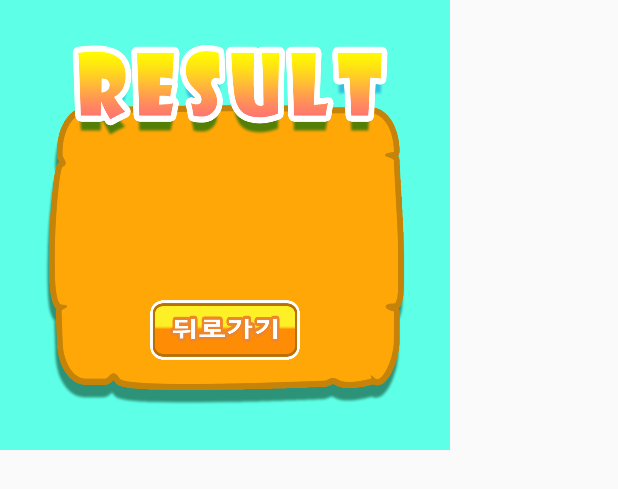
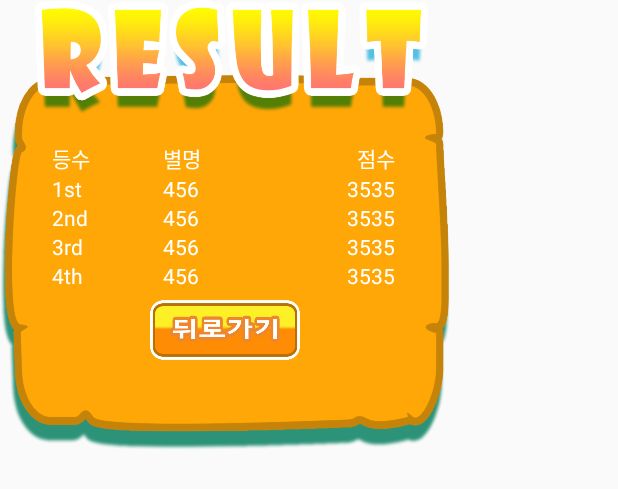
Before and after one commit to Team-FryPan/FryingPan, an Android app: the layout dialog_result.xml on its own in the app's theme, with its tools: preview values and no code run, on a phone screen of 412 x 824 dp. Shown: the top 489 px of the screen. Run offline under Robolectric (Android 15) with nearby library versions, the phone set to English and light mode, and no system bars.

Commit message:
인게임 빨리 해....

```diff
--- a/app/src/main/AndroidManifest.xml
+++ b/app/src/main/AndroidManifest.xml
@@ -1,6 +1,6 @@
 <?xml version="1.0" encoding="utf-8"?>
 <manifest xmlns:android="http://schemas.android.com/apk/res/android"
-    package="net.cloudapp.eggfry.frypan">
+    package="net.cloudapp.eggfry.frypan" >
 
     <uses-permission android:name="android.permission.INTERNET" />
 
@@ -38,6 +38,8 @@
         <activity
             android:name=".ResultActivity"
             android:theme="@style/FullscreenTheme" />
+        <activity android:name=".RankActivity" >
+        </activity>
     </application>
 
 </manifest>
--- a/app/src/main/java/net/cloudapp/eggfry/frypan/HttpRequest.java
+++ b/app/src/main/java/net/cloudapp/eggfry/frypan/HttpRequest.java
@@ -11,8 +11,8 @@ public class HttpRequest {
 
     public HttpRequest() { }
 
-    private String userName;
-    private String password;
+    private String userName="";
+    private String password="";
 
     public HttpResponse httpResponse = null;
 
--- a/app/src/main/java/net/cloudapp/eggfry/frypan/HttpRequestThread.java
+++ b/app/src/main/java/net/cloudapp/eggfry/frypan/HttpRequestThread.java
@@ -104,7 +104,7 @@ public class HttpRequestThread extends AsyncTask<String, String, String> {
     @Override
     protected void onPostExecute(String s) {
         super.onPostExecute(s);
-        System.out.println(s);
+        s=s.replace("<br>", "\n");
         httpResponse.processFinish(s);
     }
 }
--- a/app/src/main/res/layout/dialog_result.xml
+++ b/app/src/main/res/layout/dialog_result.xml
@@ -4,22 +4,80 @@
     android:layout_height="match_parent">
     <FrameLayout
         android:layout_width="300dp"
-        android:layout_height="300dp"
-        android:background="#5dffe7">
+        android:layout_height="300dp">
         <ImageView
-            android:layout_width="240dp"
-            android:layout_height="240dp"
+            android:layout_width="300dp"
+            android:layout_height="300dp"
             android:background="@drawable/bg_result"
             android:layout_gravity="center"/>
 
-        <ListView
+        <TableLayout
             android:id="@+id/result_list"
-            android:layout_width="wrap_content"
-            android:layout_height="wrap_content"
+            android:layout_width="250dp"
+            android:layout_height="130dp"
             android:layout_gravity="center"
-            android:textFilterEnabled="false">
+            android:padding="10dp"
+            android:stretchColumns="*">
+            <TableRow>
+                <TextView android:text="등수"
+                    android:textColor="#ffffff" />
+                <TextView android:text="별명"
+                    android:textAlignment="textStart"
+                    android:textColor="#ffffff" />
+                <TextView android:text="점수"
+                    android:textAlignment="textEnd"
+                    android:textColor="#ffffff" />
+            </TableRow>
+            <TableRow>
+                <TextView android:text="1st"
+                    android:textColor="#ffffff" />
+                <TextView android:text="456"
+                    android:textAlignment="textStart"
+                    android:id="@+id/text_0_0"
+                    android:textColor="#ffffff" />
+                <TextView android:text="3535"
+                    android:textAlignment="textEnd"
+                    android:id="@+id/text_0_1"
+                    android:textColor="#ffffff" />
+            </TableRow>
+            <TableRow>
+                <TextView android:text="2nd"
+                    android:textColor="#ffffff" />
+                <TextView android:text="456"
+                    android:textAlignment="textStart"
+                    android:id="@+id/text_1_0"
+                    android:textColor="#ffffff" />
+                <TextView android:text="3535"
+                    android:textAlignment="textEnd"
+                    android:id="@+id/text_1_1"
+                    android:textColor="#ffffff" />
+            </TableRow>
+            <TableRow>
+                <TextView android:text="3rd"
+                    android:textColor="#ffffff" />
+                <TextView android:text="456"
+                    android:textAlignment="textStart"
+                    android:id="@+id/text_2_0"
+                    android:textColor="#ffffff" />
+                <TextView android:text="3535"
+                    android:textAlignment="textEnd"
+                    android:id="@+id/text_2_1"
+                    android:textColor="#ffffff" />
+            </TableRow>
+            <TableRow>
+                <TextView android:text="4th"
+                    android:textColor="#ffffff" />
+                <TextView android:text="456"
+                    android:textAlignment="textStart"
+                    android:id="@+id/text_3_0"
+                    android:textColor="#ffffff" />
+                <TextView android:text="3535"
+                    android:textAlignment="textEnd"
+                    android:id="@+id/text_3_1"
+                    android:textColor="#ffffff" />
+            </TableRow>
 
-        </ListView>
+        </TableLayout>
         <Button
             android:layout_width="100dp"
             android:layout_height="40dp"
```
Also changed, not shown: app/src/main/java/net/cloudapp/eggfry/frypan/GameManager.java (+10 -0 lines), app/src/main/java/net/cloudapp/eggfry/frypan/MultiPlayActivity.java (+10 -10 lines), app/src/main/java/net/cloudapp/eggfry/frypan/RankActivity.java (added, +86 -0 lines), app/src/main/java/net/cloudapp/eggfry/frypan/ResultActivity.java (+28 -0 lines), app/src/main/java/net/cloudapp/eggfry/frypan/ResultDialog.java (+14 -32 lines), app/src/main/res/layout/activity_rank.xml (added, +65 -0 lines), app/src/main/res/layout/activity_result.xml (+57 -5 lines).
